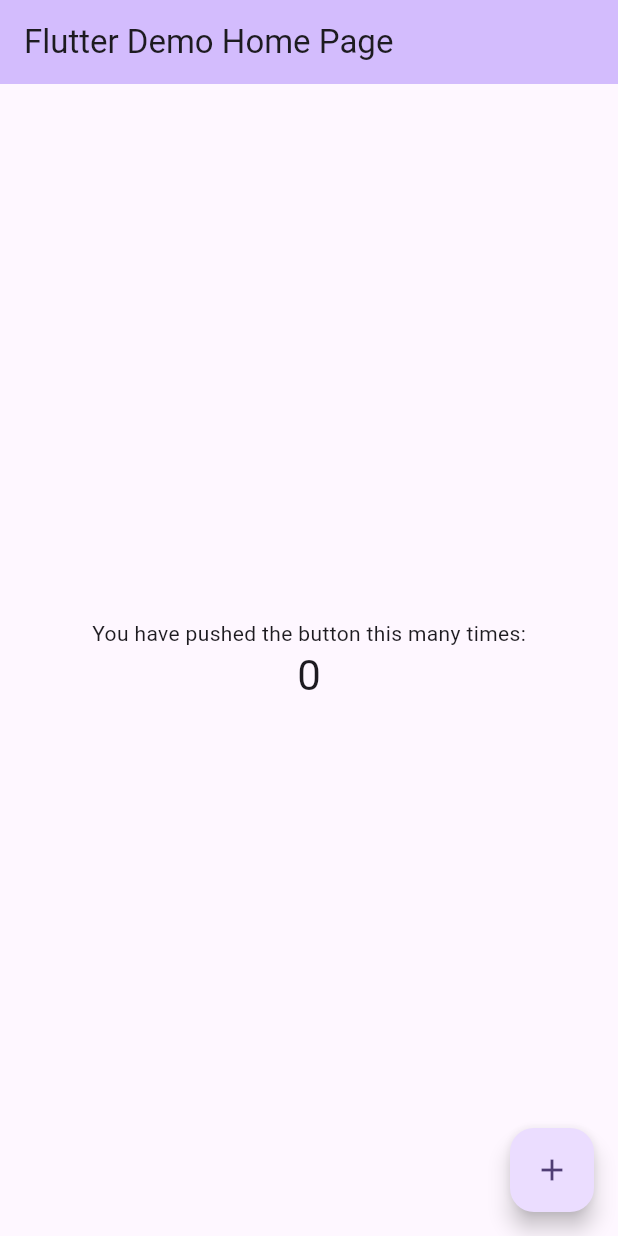
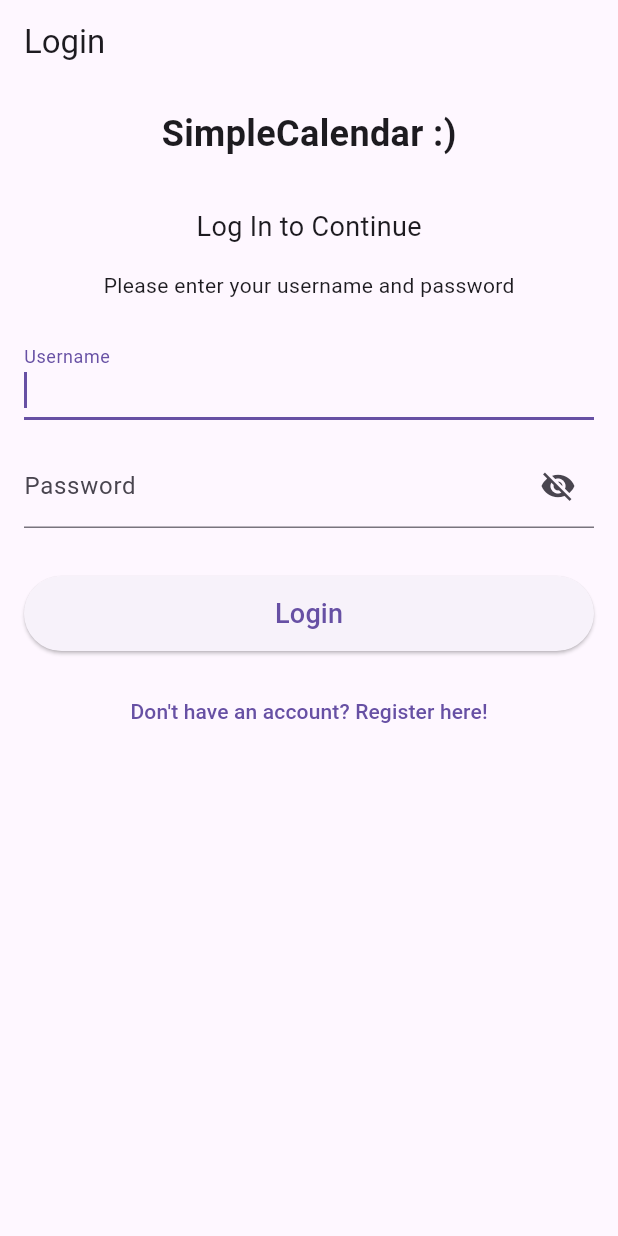
Before and after one commit to baihaqibb/tubes-impal, a Flutter app: the screen it shows after launch, on a phone screen of 412 x 824 dp. Run offline on Flutter 3.47's test engine with Material 3 defaults, Android fonts, the phone set to English and light mode, and no system bars.

Commit message:
Bagian login berisikan username dan password

```diff
--- /dev/null
+++ b/lib/home.dart
@@ -0,0 +1,109 @@
+import 'package:flutter/material.dart';
+
+class LoginPage extends StatefulWidget {
+  const LoginPage({Key? key}) : super(key: key);
+
+  @override
+  State<LoginPage> createState() => _LoginPageState();
+}
+
+class _LoginPageState extends State<LoginPage> {
+  final _formKey = GlobalKey<FormState>();
+  bool _obscureText = true;
+
+  @override
+  Widget build(BuildContext context) {
+    return Scaffold(
+      appBar: AppBar(
+        title: const Text('Login'),
+      ),
+      body: SingleChildScrollView( // Wrap the body in a SingleChildScrollView
+        child: Padding(
+          padding: const EdgeInsets.all(16.0),
+          child: Form(
+            key: _formKey,
+            child: Column(
+              mainAxisAlignment: MainAxisAlignment.center,
+              children: <Widget>[
+                const Text(
+                  'SimpleCalendar :)',
+                  style: TextStyle(fontSize: 24, fontWeight: FontWeight.bold),
+                ),
+                const SizedBox(height: 32),
+                const Text(
+                  'Log In to Continue',
+                  style: TextStyle(fontSize: 18),
+                ),
+                const SizedBox(height: 16),
+                const Text(
+                  'Please enter your username and password',
+                  style: TextStyle(fontSize: 14),
+                ),
+                const SizedBox(height: 24),
+                TextFormField(
+                  decoration: const InputDecoration(
+                    labelText: 'Username',
+                  ),
+                  validator: (value) {
+                    if (value == null || value.isEmpty) {
+                      return 'Please enter your username';
+                    }
+                    return null;
+                  },
+                  autofocus: true, // Ensure the field is focused when tapped
+                  autocorrect: false,
+                  enableSuggestions: false,
+                ),
+                const SizedBox(height: 16),
+                TextFormField(
+                  obscureText: _obscureText,
+                  decoration: InputDecoration(
+                    labelText: 'Password',
+                    suffixIcon: IconButton(
+                      icon: Icon(
+                        _obscureText ? Icons.visibility_off : Icons.visibility,
+                      ),
+                      onPressed: () {
+                        setState(() {
+                          _obscureText = !_obscureText;
+                        });
+                      },
+                    ),
+                  ),
+ validator: (value) {
+                    if (value == null || value.isEmpty) {
+                      return 'Please enter your password';
+                    }
+                    return null;
+                  },
+                ),
+                const SizedBox(height: 32),
+                ElevatedButton(
+                  onPressed: () {
+                    if (_formKey.currentState!.validate()) {
+                      // Handle login logic here
+                    }
+                  },
+                  style: ElevatedButton.styleFrom(
+                    minimumSize: const Size.fromHeight(50),
+                  ),
+                  child: const Text('Login', style: TextStyle(fontSize: 18)),
+                ),
+                const SizedBox(height: 16),
+                Container(
+                  padding: const EdgeInsets.only(bottom: 16.0),
+                  child: TextButton(
+                    onPressed: () {
+                      // Handle register logic here
+                    },
+                    child: const Text('Don\'t have an account? Register here!'),
+                  ),
+                ),
+              ],
+            ),
+          ),
+        ),
+      ),
+    );
+  }
+}
--- a/lib/main.dart
+++ b/lib/main.dart
@@ -1,125 +1,9 @@
 import 'package:flutter/material.dart';
+import 'home.dart';
 
 void main() {
-  runApp(const MyApp());
+  runApp(const MaterialApp(
+    debugShowCheckedModeBanner: false,
+    home: LoginPage(),
+  ));
 }
-
-class MyApp extends StatelessWidget {
-  const MyApp({super.key});
-
-  // This widget is the root of your application.
-  @override
-  Widget build(BuildContext context) {
-    return MaterialApp(
-      title: 'Flutter Demo',
-      theme: ThemeData(
-        // This is the theme of your application.
-        //
-        // TRY THIS: Try running your application with "flutter run". You'll see
-        // the application has a purple toolbar. Then, without quitting the app,
-        // try changing the seedColor in the colorScheme below to Colors.green
-        // and then invoke "hot reload" (save your changes or press the "hot
-        // reload" button in a Flutter-supported IDE, or press "r" if you used
-        // the command line to start the app).
-        //
-        // Notice that the counter didn't reset back to zero; the application
-        // state is not lost during the reload. To reset the state, use hot
-        // restart instead.
-        //
-        // This works for code too, not just values: Most code changes can be
-        // tested with just a hot reload.
-        colorScheme: ColorScheme.fromSeed(seedColor: Colors.deepPurple),
-        useMaterial3: true,
-      ),
-      home: const MyHomePage(title: 'Flutter Demo Home Page'),
-    );
-  }
-}
-
-class MyHomePage extends StatefulWidget {
-  const MyHomePage({super.key, required this.title});
-
-  // This widget is the home page of your application. It is stateful, meaning
-  // that it has a State object (defined below) that contains fields that affect
-  // how it looks.
-
-  // This class is the configuration for the state. It holds the values (in this
-  // case the title) provided by the parent (in this case the App widget) and
-  // used by the build method of the State. Fields in a Widget subclass are
-  // always marked "final".
-
-  final String title;
-
-  @override
-  State<MyHomePage> createState() => _MyHomePageState();
-}
-
-class _MyHomePageState extends State<MyHomePage> {
-  int _counter = 0;
-
-  void _incrementCounter() {
-    setState(() {
-      // This call to setState tells the Flutter framework that something has
-      // changed in this State, which causes it to rerun the build method below
-      // so that the display can reflect the updated values. If we changed
-      // _counter without calling setState(), then the build method would not be
-      // called again, and so nothing would appear to happen.
-      _counter++;
-    });
-  }
-
-  @override
-  Widget build(BuildContext context) {
-    // This method is rerun every time setState is called, for instance as done
-    // by the _incrementCounter method above.
-    //
-    // The Flutter framework has been optimized to make rerunning build methods
-    // fast, so that you can just rebuild anything that needs updating rather
-    // than having to individually change instances of widgets.
-    return Scaffold(
-      appBar: AppBar(
-        // TRY THIS: Try changing the color here to a specific color (to
-        // Colors.amber, perhaps?) and trigger a hot reload to see the AppBar
-        // change color while the other colors stay the same.
-        backgroundColor: Theme.of(context).colorScheme.inversePrimary,
-        // Here we take the value from the MyHomePage object that was created by
-        // the App.build method, and use it to set our appbar title.
-        title: Text(widget.title),
-      ),
-      body: Center(
-        // Center is a layout widget. It takes a single child and positions it
-        // in the middle of the parent.
-        child: Column(
-          // Column is also a layout widget. It takes a list of children and
-          // arranges them vertically. By default, it sizes itself to fit its
-          // children horizontally, and tries to be as tall as its parent.
-          //
-          // Column has various properties to control how it sizes itself and
-          // how it positions its children. Here we use mainAxisAlignment to
-          // center the children vertically; the main axis here is the vertical
-          // axis because Columns are vertical (the cross axis would be
-          // horizontal).
-          //
-          // TRY THIS: Invoke "debug painting" (choose the "Toggle Debug Paint"
-          // action in the IDE, or press "p" in the console), to see the
-          // wireframe for each widget.
-          mainAxisAlignment: MainAxisAlignment.center,
-          children: <Widget>[
-            const Text(
-              'You have pushed the button this many times:',
-            ),
-            Text(
-              '$_counter',
-              style: Theme.of(context).textTheme.headlineMedium,
-            ),
-          ],
-        ),
-      ),
-      floatingActionButton: FloatingActionButton(
-        onPressed: _incrementCounter,
-        tooltip: 'Increment',
-        child: const Icon(Icons.add),
-      ), // This trailing comma makes auto-formatting nicer for build methods.
-    );
-  }
-}
```
Also changed, not shown: 1 other file.
